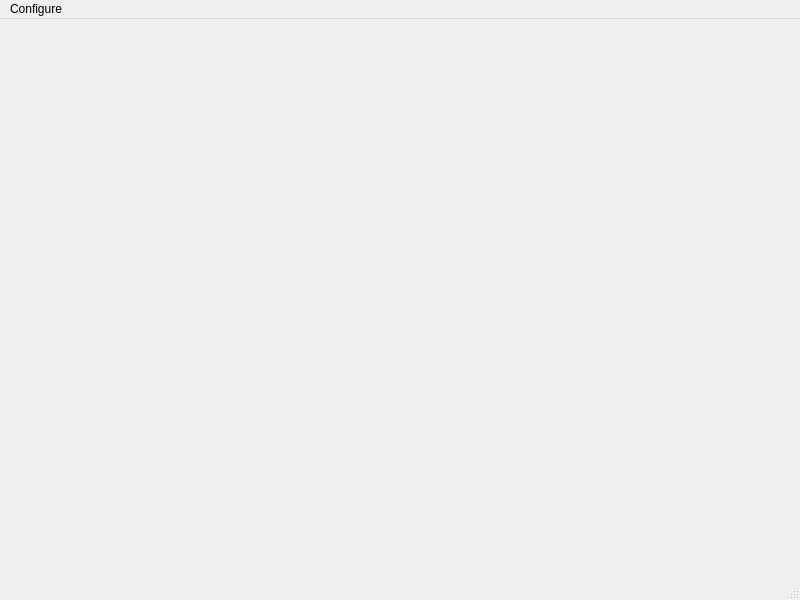
Qt form mqt/MqtQrzServer/qrzservermainwindow.ui (Rsclub22/Minos2-Mirror) before a commit.
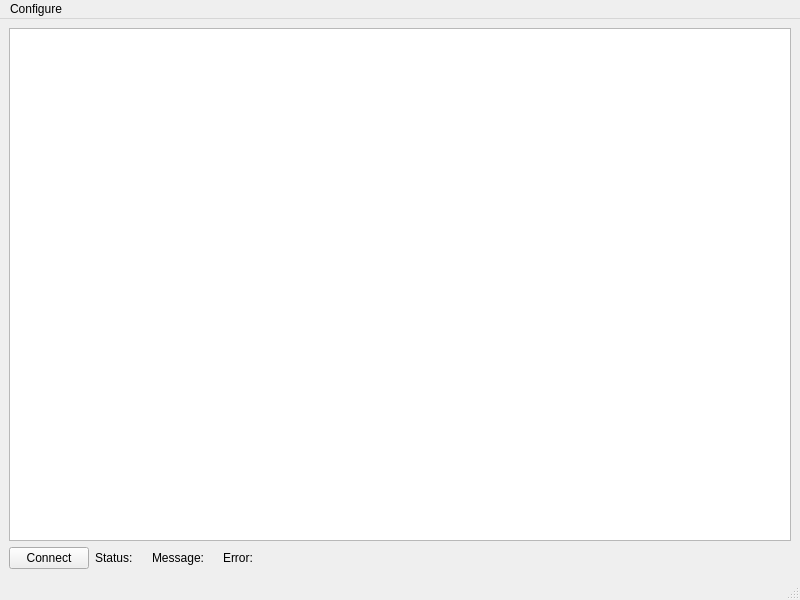
The same form after that commit.

Diff of the .ui file:
```diff
--- a/mqt/MqtQrzServer/qrzservermainwindow.ui
+++ b/mqt/MqtQrzServer/qrzservermainwindow.ui
@@ -13,7 +13,79 @@
   <property name="windowTitle">
    <string>QrzServerMainWindow</string>
   </property>
-  <widget class="QWidget" name="centralwidget"/>
+  <widget class="QWidget" name="centralwidget">
+   <layout class="QVBoxLayout" name="verticalLayout">
+    <item>
+     <widget class="QPlainTextEdit" name="messageTextWindow"/>
+    </item>
+    <item>
+     <layout class="QHBoxLayout" name="horizontalLayout">
+      <item>
+       <widget class="QPushButton" name="connectPb">
+        <property name="text">
+         <string>Connect</string>
+        </property>
+       </widget>
+      </item>
+      <item>
+       <widget class="QLabel" name="statusLabel">
+        <property name="text">
+         <string>Status:</string>
+        </property>
+       </widget>
+      </item>
+      <item>
+       <widget class="QLabel" name="statusText">
+        <property name="text">
+         <string/>
+        </property>
+       </widget>
+      </item>
+      <item>
+       <widget class="QLabel" name="label">
+        <property name="text">
+         <string>Message:</string>
+        </property>
+       </widget>
+      </item>
+      <item>
+       <widget class="QLabel" name="messageTextLabel">
+        <property name="text">
+         <string/>
+        </property>
+       </widget>
+      </item>
+      <item>
+       <widget class="QLabel" name="errorLabel">
+        <property name="text">
+         <string>Error:</string>
+        </property>
+       </widget>
+      </item>
+      <item>
+       <widget class="QLabel" name="errorText">
+        <property name="text">
+         <string/>
+        </property>
+       </widget>
+      </item>
+      <item>
+       <spacer name="horizontalSpacer">
+        <property name="orientation">
+         <enum>Qt::Horizontal</enum>
+        </property>
+        <property name="sizeHint" stdset="0">
+         <size>
+          <width>40</width>
+          <height>20</height>
+         </size>
+        </property>
+       </spacer>
+      </item>
+     </layout>
+    </item>
+   </layout>
+  </widget>
   <widget class="QMenuBar" name="menubar">
    <property name="geometry">
     <rect>
```
